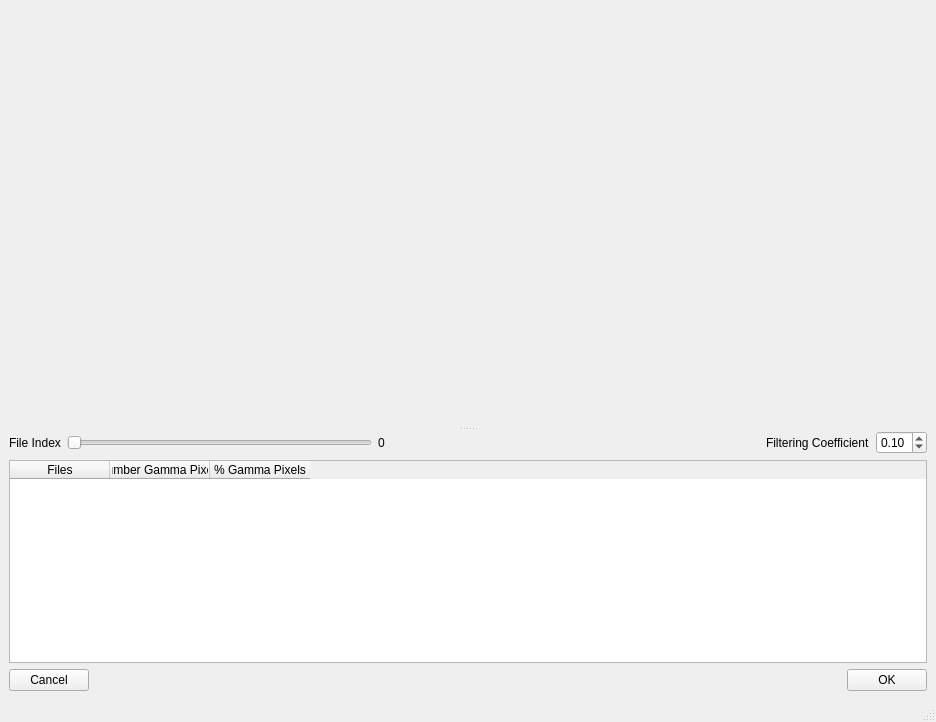
Old version of the form ui/ui_gamma_filtering_tool.ui in the repository neutronimaging/python_notebooks.
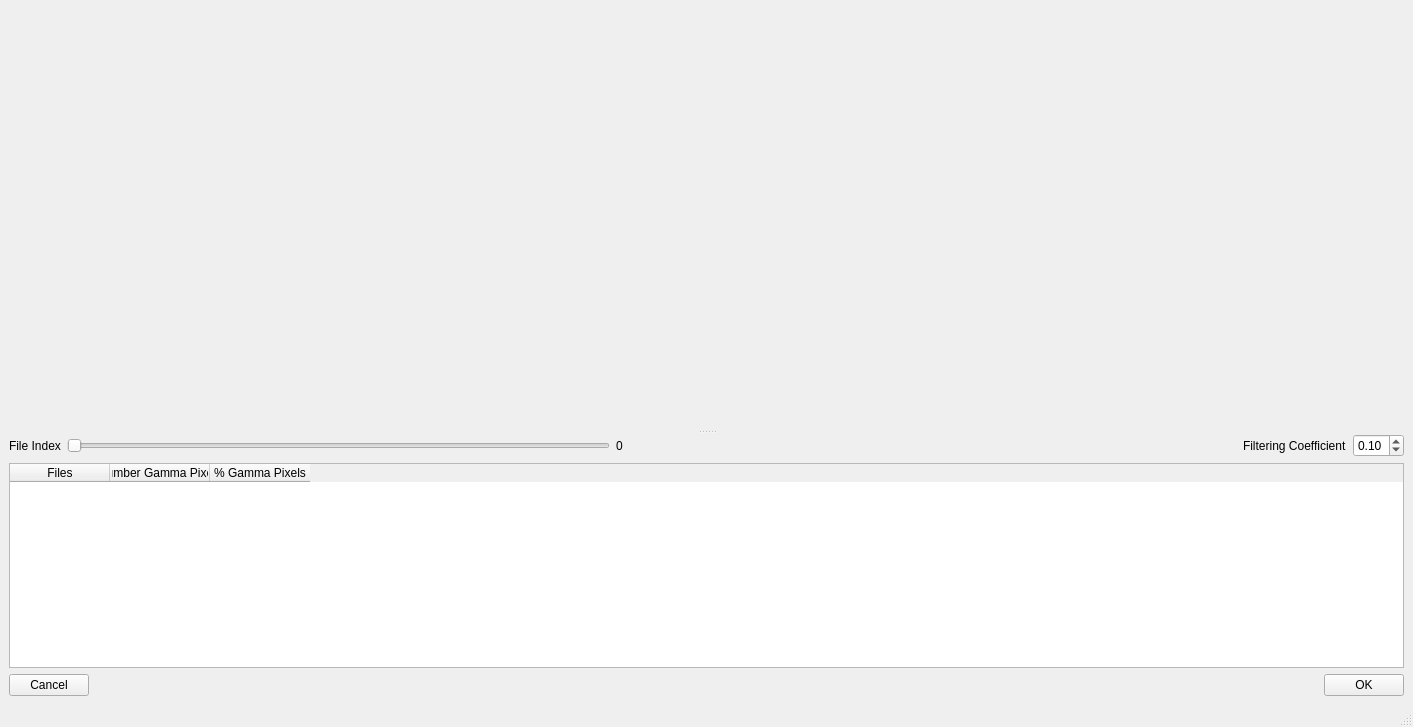
New version of the form.

```diff
--- a/ui/ui_gamma_filtering_tool.ui
+++ b/ui/ui_gamma_filtering_tool.ui
@@ -6,8 +6,8 @@
    <rect>
     <x>0</x>
     <y>0</y>
-    <width>936</width>
-    <height>722</height>
+    <width>1413</width>
+    <height>727</height>
    </rect>
   </property>
   <property name="windowTitle">
```
Left out of the diff: 2 changed lines with no effect on the pictures.
